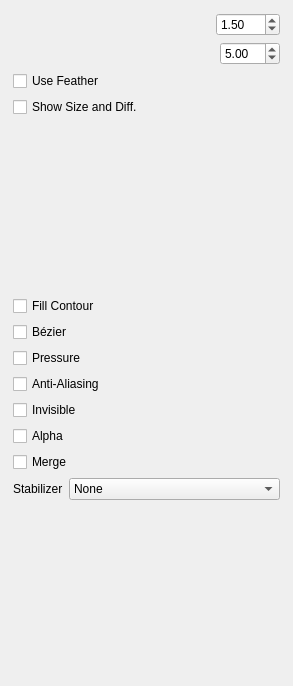
pencil2d/pencil, file app/ui/tooloptions.ui: the form before one commit.
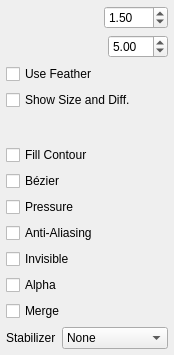
The form after the commit. Custom widgets are drawn as their Qt base class.

Commit message:
Fix Tool options margins should be inside scroll content
Before the margin was also added to the scroll bars, which is not desired.
In additional the margins are also now the same as the other widgets

Patch:
```diff
--- a/app/ui/tooloptions.ui
+++ b/app/ui/tooloptions.ui
@@ -6,14 +6,26 @@
    <rect>
     <x>0</x>
     <y>0</y>
-    <width>293</width>
-    <height>686</height>
+    <width>174</width>
+    <height>355</height>
    </rect>
   </property>
   <property name="windowTitle">
    <string>Form</string>
   </property>
   <layout class="QVBoxLayout" name="verticalLayout_3">
+   <property name="leftMargin">
+    <number>0</number>
+   </property>
+   <property name="topMargin">
+    <number>0</number>
+   </property>
+   <property name="rightMargin">
+    <number>0</number>
+   </property>
+   <property name="bottomMargin">
+    <number>0</number>
+   </property>
    <item>
     <widget class="QScrollArea" name="scrollArea">
      <property name="frameShape">
@@ -30,22 +42,25 @@
        <rect>
         <x>0</x>
         <y>0</y>
-        <width>275</width>
-        <height>668</height>
+        <width>174</width>
+        <height>355</height>
        </rect>
       </property>
+      <property name="autoFillBackground">
+       <bool>false</bool>
+      </property>
       <layout class="QVBoxLayout" name="verticalLayout">
        <property name="leftMargin">
-        <number>2</number>
+        <number>6</number>
        </property>
        <property name="topMargin">
-        <number>2</number>
+        <number>6</number>
        </property>
        <property name="rightMargin">
-        <number>2</number>
+        <number>6</number>
        </property>
        <property name="bottomMargin">
-        <number>2</number>
+        <number>6</number>
        </property>
        <item>
         <layout class="QHBoxLayout" name="horizontalLayout_2">
```
Left out of the diff: 1 changed line with no effect on the pictures. The commit also changes 1 other file.
